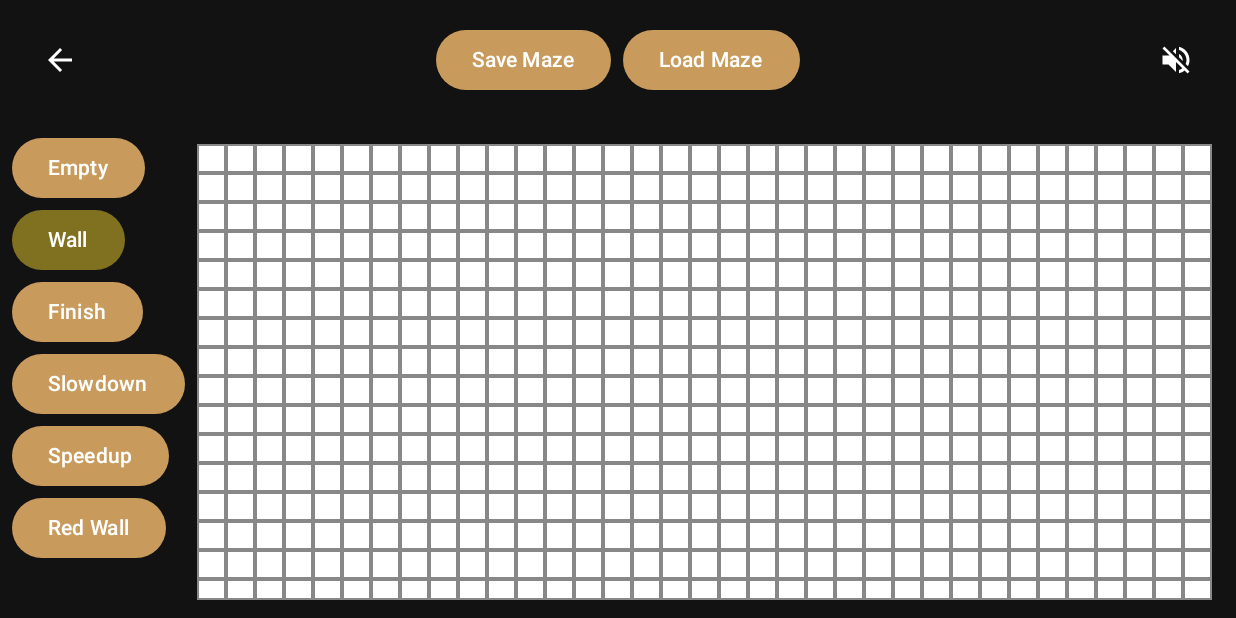
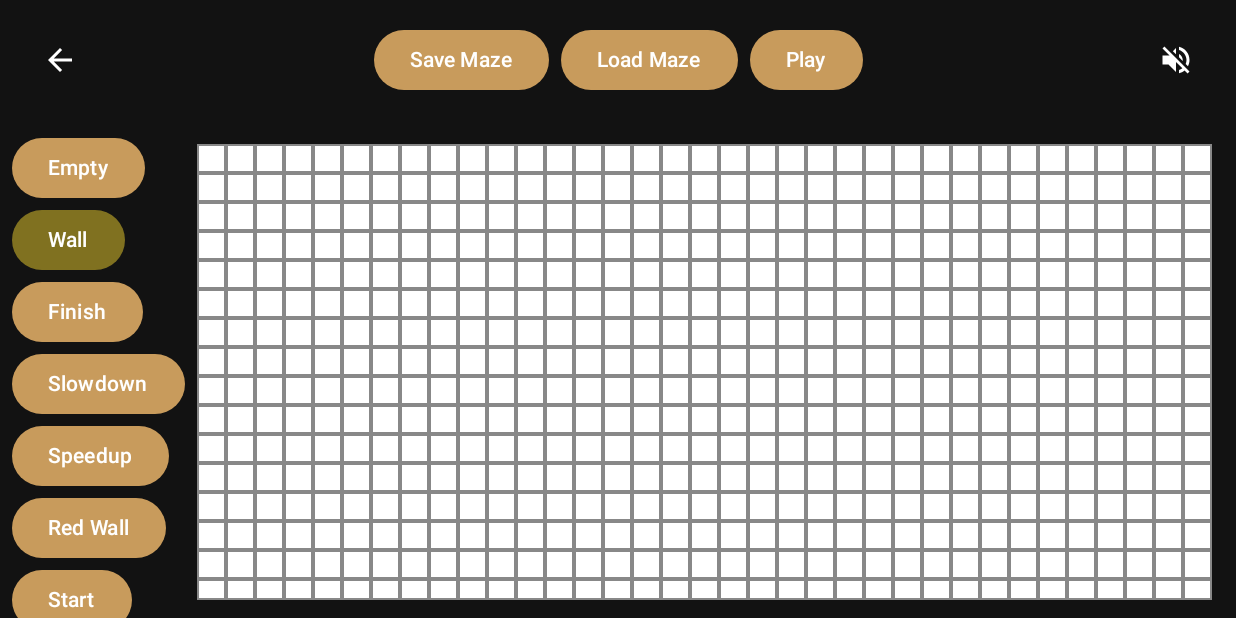
Before and after one commit to Viktoris05/AppDev3Ballanca, an Android app built with Jetpack Compose: the EditorScreen screen opened through its navigation route, on a phone screen of 824 x 412 dp (held sideways). Run offline under Robolectric (Android 15) with nearby library versions, the phone set to English and light mode, and no system bars.

Commit message:
Play custom level from the editor screen; Changed savefile name so it doesnt interfere with default levels

```diff
--- a/Ballance/app/src/main/java/com/example/ballance/ui/screens/EditorScreen.kt
+++ b/Ballance/app/src/main/java/com/example/ballance/ui/screens/EditorScreen.kt
@@ -1,5 +1,6 @@
 package com.example.ballance.ui.screens
 
+import android.content.Context
 import android.widget.Toast
 import androidx.compose.foundation.background
 import androidx.compose.foundation.border
@@ -26,6 +27,8 @@ import com.example.ballance.physics.CellType
 import com.example.ballance.viewModels.MazeViewModel
 import com.example.ballance.MusicPlayer
 import com.example.ballance.ui.theme.*
+import com.example.ballance.ui.navigation.Screen
+import com.example.ballance.utilities.LevelSession
 
 @Composable
 fun EditorScreen(
@@ -55,7 +58,7 @@ fun EditorScreen(
                     Icon(Icons.Filled.ArrowBack, contentDescription = "Back", tint = Color.White)
                 }
 
-                // save/load buttons now in the top bar, back to menu redundant
+                // save/load + play in the top bar
                 Row(
                     modifier = Modifier.weight(1f),
                     horizontalArrangement = Arrangement.Center,
@@ -84,6 +87,31 @@ fun EditorScreen(
                             contentColor = Color.White
                         )
                     ) { Text("Load Maze") }
+
+                    Spacer(modifier = Modifier.width(8.dp))
+
+                    Button(
+                        onClick = {
+                            // Always save latest edits into custom_maze.json
+                            viewModel.saveMaze(context)
+                            // Copy custom_maze.json -> maze.json (runtime file GameScreen uses)
+                            try {
+                                val custom = context.openFileInput("custom_maze.json").bufferedReader().readText()
+                                context.openFileOutput("maze.json", Context.MODE_PRIVATE).use {
+                                    it.write(custom.toByteArray())
+                                }
+                                // Mark "custom" (not one of the 10 packaged)
+                                LevelSession.currentLevelIndex = null
+                                navController.navigate(Screen.Game.route)
+                            } catch (e: Exception) {
+                                Toast.makeText(context, "Please save your level first.", Toast.LENGTH_SHORT).show()
+                            }
+                        },
+                        colors = ButtonDefaults.buttonColors(
+                            containerColor = accentColor,
+                            contentColor = Color.White
+                        )
+                    ) { Text("Play") }
                 }
 
                 IconButton(
@@ -164,6 +192,15 @@ fun EditorScreen(
                     ) {
                         Text("Red Wall")
                     }
+                    Button(
+                        onClick = { selectedType = CellType.STARTINGTILE },
+                        colors = ButtonDefaults.buttonColors(
+                            containerColor = if(selectedType == CellType.STARTINGTILE) accentColorSelected else accentColor,
+                            contentColor = Color.White
+                        )
+                    ) {
+                        Text("Start")
+                    }
                 }
 
                 // Maze grid display
```
Also changed, not shown: Ballance/app/src/main/java/com/example/ballance/viewModels/MazeViewModel.kt (+13 -3 lines).
